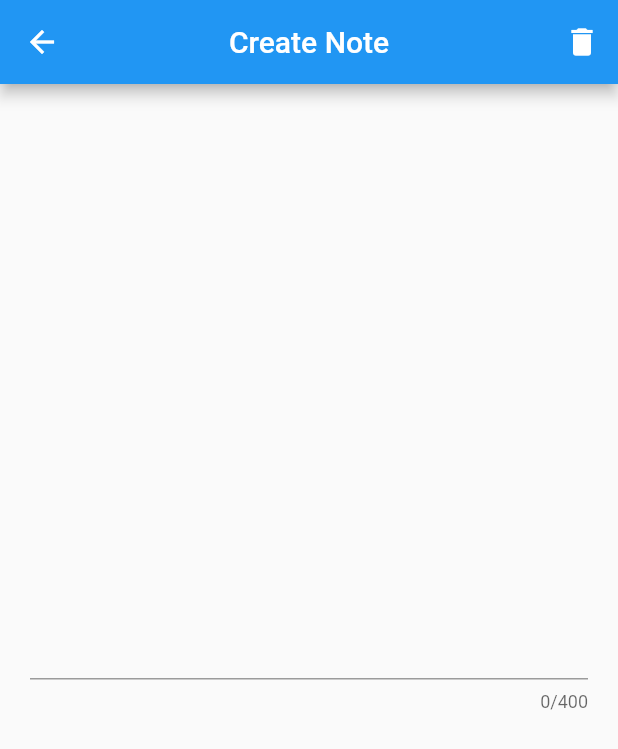
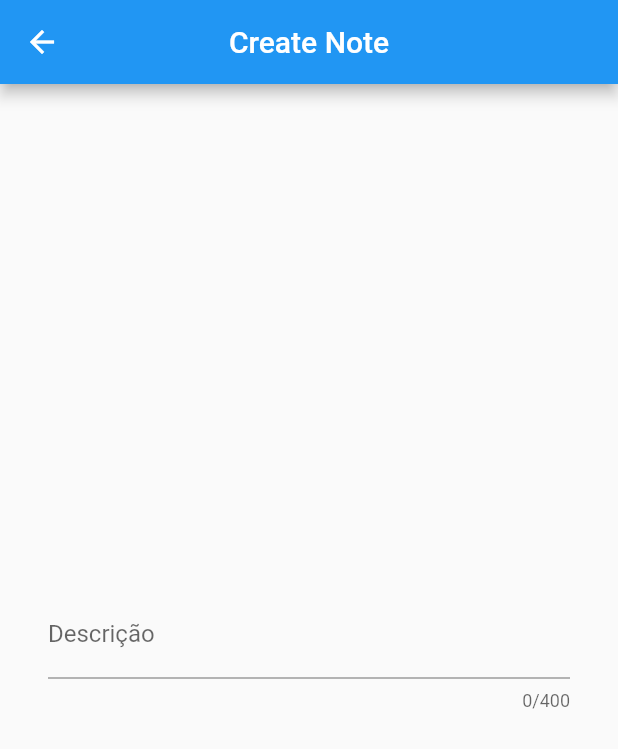
Before and after one commit to joaopaulovieira-dev/ignite, a Flutter app: the screen it shows after launch, after a tap on the "add" icon, on a phone screen of 412 x 824 dp. Shown: the top 749 px of the screen. Run offline on Flutter 3.47's test engine with Material 2 defaults, Android fonts, the phone set to English and light mode, and no system bars.

Commit message:
Finalização - App Notes

```diff
--- a/Chapter I/Modulo 2/1 - O Primeiro Aplicativo/notes/lib/app_widget.dart
+++ b/Chapter I/Modulo 2/1 - O Primeiro Aplicativo/notes/lib/app_widget.dart
@@ -1,4 +1,5 @@
 import 'package:flutter/material.dart';
+import 'package:notes/create_note_page.dart';
 import 'package:notes/home_page.dart';
 
 class AppWidget extends StatelessWidget {
@@ -8,10 +9,14 @@ class AppWidget extends StatelessWidget {
   Widget build(BuildContext context) {
     return MaterialApp(
       title: 'Notes',
-      home: HomePage(),
+      initialRoute: '/home',
+      routes: {
+        '/home': (context) => HomePage(),
+        '/create-note': (context) => CreateNotePages(),
+      },
       theme: ThemeData(
         brightness: Brightness.light,
-        primaryColor: Colors.blue,
+        primarySwatch: Colors.blue,
         accentColor: Colors.blue,
         floatingActionButtonTheme:
             FloatingActionButtonThemeData(backgroundColor: Colors.blue),
--- a/Chapter I/Modulo 2/1 - O Primeiro Aplicativo/notes/lib/create_note_page.dart
+++ b/Chapter I/Modulo 2/1 - O Primeiro Aplicativo/notes/lib/create_note_page.dart
@@ -9,39 +9,70 @@ class CreateNotePages extends StatefulWidget {
 
 class _CreateNotePagesState extends State<CreateNotePages> {
   var description = '';
+  var textcontroller = TextEditingController();
+  var isEdit = false;
+
+  @override
+  void initState() {
+    WidgetsBinding.instance!.addPostFrameCallback(
+      (_) {
+        if (ModalRoute.of(context)!.settings.arguments != null) {
+          description = ModalRoute.of(context)!.settings.arguments as String;
+          textcontroller.text = description;
+          isEdit = true;
+          setState(() {});
+        }
+      },
+    );
+    super.initState();
+  }
 
   @override
   Widget build(BuildContext context) {
     return Scaffold(
       appBar: AppBar(
-        title: Text('Create Note'),
+        title: Text(isEdit ? 'Edit Note' : 'Create Note'),
         centerTitle: true,
         actions: [
+          if (isEdit)
             IconButton(
-            onPressed: () {},
+              onPressed: () {
+                Navigator.pop(context, '');
+              },
               icon: Icon(Icons.delete),
             )
         ],
       ),
       body: Padding(
-        padding: const EdgeInsets.all(20.0),
+        padding: const EdgeInsets.all(32.0),
         child: Column(
-          mainAxisAlignment: MainAxisAlignment.spaceEvenly,
+          mainAxisAlignment: MainAxisAlignment.center,
           children: [
             TextField(
+              controller: textcontroller,
               maxLines: null,
               maxLength: 400,
               onChanged: (value) {
                 description = value;
                 setState(() {});
               },
+              decoration: InputDecoration(labelText: 'Descrição'),
+            ),
+            SizedBox(
+              height: 12,
             ),
             if (description.isNotEmpty)
-              ElevatedButton(
+              Row(
+                children: [
+                  Expanded(
+                    child: ElevatedButton(
                       onPressed: () {
                         Navigator.pop(context, description);
                       },
-                child: Text('Salvar'),
+                      child: Text(isEdit ? 'Editar' : 'Salvar'),
+                    ),
+                  ),
+                ],
               ),
           ],
         ),
--- a/Chapter I/Modulo 2/1 - O Primeiro Aplicativo/notes/lib/home_page.dart
+++ b/Chapter I/Modulo 2/1 - O Primeiro Aplicativo/notes/lib/home_page.dart
@@ -1,5 +1,4 @@
 import 'package:flutter/material.dart';
-import 'package:notes/create_note_page.dart';
 
 class HomePage extends StatefulWidget {
   const HomePage({Key? key}) : super(key: key);
@@ -25,6 +24,21 @@ class _HomePageState extends State<HomePage> {
               Card(
                 child: ListTile(
                   title: Text(notes[i]),
+                  onTap: () async {
+                    var response = await Navigator.pushNamed(
+                        context, '/create-note',
+                        arguments: notes[i]);
+                    if (response != null) {
+                      var description = response as String;
+                      if (response.isEmpty) {
+                        notes.removeAt(i);
+                      } else {
+                        notes[i] = description;
+                      }
+
+                      setState(() {});
+                    }
+                  },
                 ),
               ),
           ],
@@ -33,12 +47,11 @@ class _HomePageState extends State<HomePage> {
       floatingActionButton: FloatingActionButton(
         child: Icon(Icons.add),
         onPressed: () async {
-          final description = await Navigator.push(
-            context,
-            MaterialPageRoute(
-              builder: (context) => CreateNotePages(),
-            ),
-          );
+          var description = await Navigator.pushNamed(context, '/create-note');
+          if (description != null) {
+            notes.add(description as String);
+            setState(() {});
+          }
         },
       ),
     );
```
Also changed, not shown: 1 other file. Lines whose indentation alone changed are shown as unchanged.
